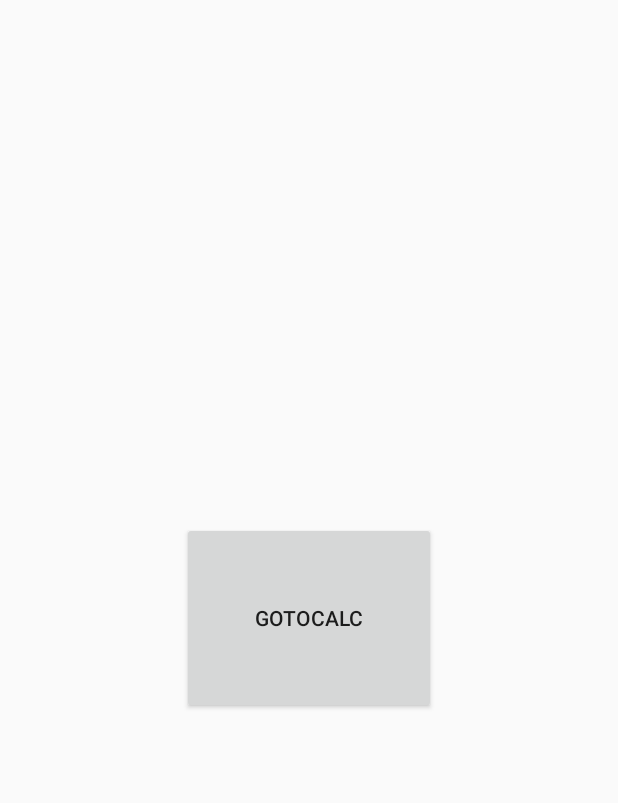
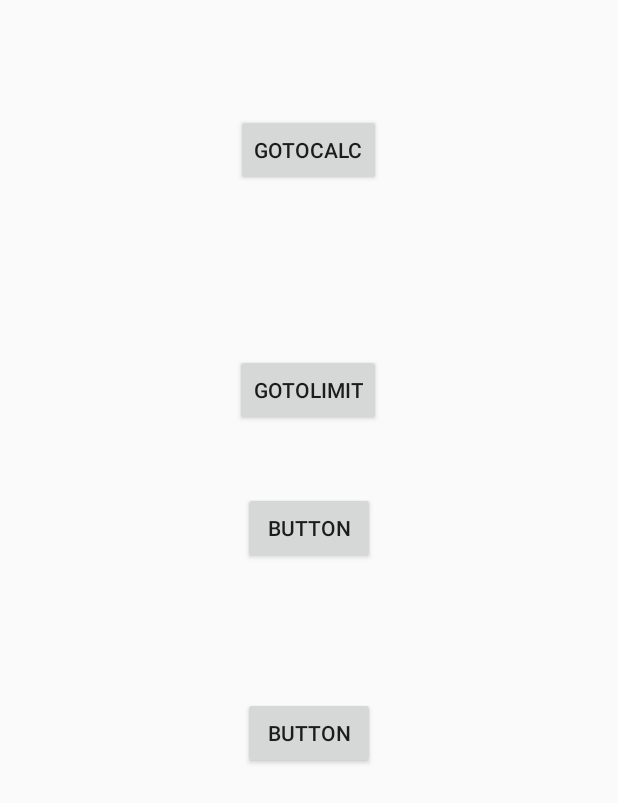
Before and after one commit to AhmadKais/Scientefic_cal, an Android app: the screen it shows after launch (MainActivity2 before the commit, OpeningActivity after it), on a phone screen of 412 x 824 dp. Shown: the top 803 px of the screen. Run offline under Robolectric (Android 15) with nearby library versions, the phone set to English and light mode, and no system bars.

Commit message:
simple calc + added limit

```diff
--- /dev/null
+++ b/app/src/main/java/com/example/myapplication/OpeningActivity.java
@@ -0,0 +1,38 @@
+package com.example.myapplication;
+
+import android.content.Intent;
+import android.os.Bundle;
+import android.view.View;
+import android.widget.Button;
+
+import androidx.appcompat.app.AppCompatActivity;
+
+public class OpeningActivity extends AppCompatActivity {
+
+    protected void onCreate(Bundle savedInstanceState) {
+        super.onCreate(savedInstanceState);
+        setContentView(R.layout.activity_opening);
+
+        Button goToCalcButton = findViewById(R.id.gotocalc);
+        Button goToLimitButton = findViewById(R.id.gotolimit);
+
+        goToCalcButton.setOnClickListener(new View.OnClickListener() {
+            @Override
+            public void onClick(View v) {
+                changeActivity(MainActivity.class);
+            }
+        });
+
+        goToLimitButton.setOnClickListener(new View.OnClickListener() {
+            @Override
+            public void onClick(View v) {
+                changeActivity(LimitActivity.class);
+            }
+        });
+    }
+
+    private void changeActivity(Class<?> destinationActivityClass) {
+        Intent intent = new Intent(this, destinationActivityClass);
+        startActivity(intent);
+    }
+}
--- /dev/null
+++ b/app/src/main/res/layout/activity_opening.xml
@@ -0,0 +1,53 @@
+<?xml version="1.0" encoding="utf-8"?>
+<androidx.constraintlayout.widget.ConstraintLayout xmlns:android="http://schemas.android.com/apk/res/android"
+    xmlns:app="http://schemas.android.com/apk/res-auto"
+    xmlns:tools="http://schemas.android.com/tools"
+    android:layout_width="match_parent"
+    android:layout_height="match_parent"
+    tools:context=".OpeningActivity">
+
+    <Button
+        android:id="@+id/gotocalc"
+        android:layout_width="wrap_content"
+        android:layout_height="wrap_content"
+        android:layout_marginTop="76dp"
+        android:text="gotocalc"
+        app:layout_constraintEnd_toEndOf="parent"
+        app:layout_constraintHorizontal_bias="0.498"
+        app:layout_constraintStart_toStartOf="parent"
+        app:layout_constraintTop_toTopOf="parent" />
+
+    <Button
+        android:id="@+id/gotolimit"
+        android:layout_width="wrap_content"
+        android:layout_height="wrap_content"
+        android:layout_marginTop="112dp"
+        android:text="gotolimit"
+        app:layout_constraintEnd_toEndOf="parent"
+        app:layout_constraintHorizontal_bias="0.498"
+        app:layout_constraintStart_toStartOf="parent"
+        app:layout_constraintTop_toBottomOf="@+id/gotocalc" />
+
+    <Button
+        android:id="@+id/button23"
+        android:layout_width="wrap_content"
+        android:layout_height="wrap_content"
+        android:layout_marginTop="44dp"
+        android:text="Button"
+        app:layout_constraintEnd_toEndOf="parent"
+        app:layout_constraintHorizontal_bias="0.501"
+        app:layout_constraintStart_toStartOf="parent"
+        app:layout_constraintTop_toBottomOf="@+id/gotolimit" />
+
+    <Button
+        android:id="@+id/button24"
+        android:layout_width="wrap_content"
+        android:layout_height="wrap_content"
+        android:text="Button"
+        app:layout_constraintBottom_toBottomOf="parent"
+        app:layout_constraintEnd_toEndOf="parent"
+        app:layout_constraintHorizontal_bias="0.501"
+        app:layout_constraintStart_toStartOf="parent"
+        app:layout_constraintTop_toBottomOf="@+id/button23"
+        app:layout_constraintVertical_bias="0.221" />
+</androidx.constraintlayout.widget.ConstraintLayout>
```
Also changed, not shown: app/build.gradle (+7 -1 lines), app/src/main/AndroidManifest.xml (+11 -9 lines), app/src/main/java/com/example/myapplication/LimitActivity.java (added, +52 -0 lines), app/src/main/res/layout/activity_limit.xml (added, +44 -0 lines), app/src/main/res/layout/activity_main.xml (+4 -4 lines), app/src/main/res/values/strings.xml (+12 -1 lines).
